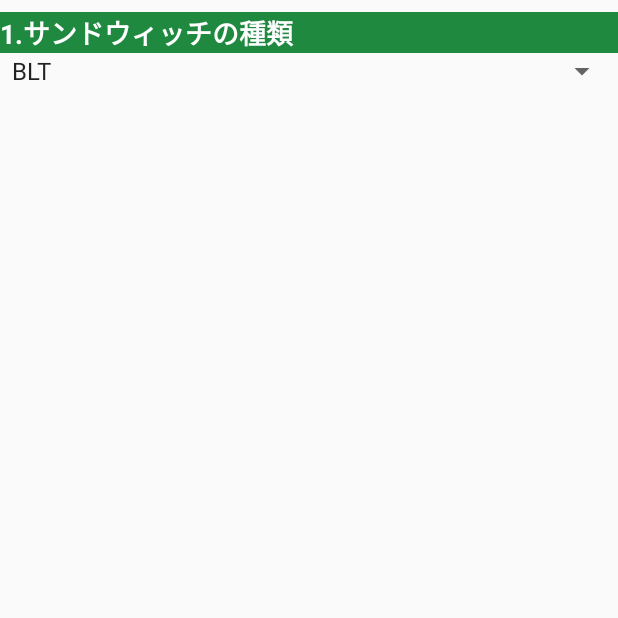
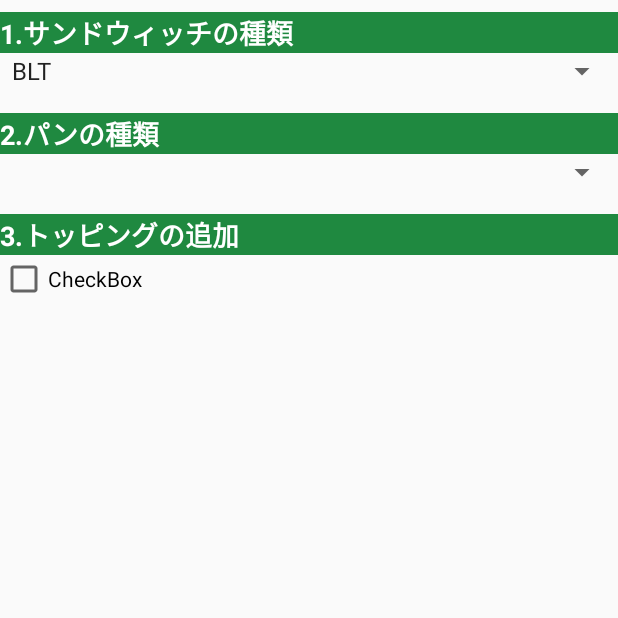
Before and after one commit to hammer0802/SubwaySimulator, an Android app: the screen it shows after launch (CreateRecipe), on a phone screen of 412 x 824 dp, the top half of it. Run offline under Robolectric (Android 15) with nearby library versions, the phone set to English and light mode, and no system bars.

Commit message:
create checkbox

```diff
--- a/app/src/main/res/layout/create_recipe.xml
+++ b/app/src/main/res/layout/create_recipe.xml
@@ -25,4 +25,42 @@
         android:layout_height="wrap_content"
         app:layout_constraintTop_toBottomOf="@+id/textViewSand" />
 
+    <TextView
+        android:id="@+id/textViewBread"
+        android:layout_width="fill_parent"
+        android:layout_height="wrap_content"
+        android:layout_marginTop="16dp"
+        android:background="@color/colorPrimary"
+        android:text="2.パンの種類"
+        android:textColor="#FFFFFF"
+        android:textSize="18sp"
+        android:textStyle="bold"
+        app:layout_constraintTop_toBottomOf="@+id/spinnerSand" />
+
+    <Spinner
+        android:id="@+id/spinnerBread"
+        android:layout_width="fill_parent"
+        android:layout_height="wrap_content"
+        app:layout_constraintTop_toBottomOf="@+id/textViewBread" />
+
+    <TextView
+        android:id="@+id/textViewTopping"
+        android:layout_width="fill_parent"
+        android:layout_height="wrap_content"
+        android:layout_marginTop="16dp"
+        android:background="@color/colorPrimary"
+        android:text="3.トッピングの追加"
+        android:textColor="#FFFFFF"
+        android:textSize="18sp"
+        android:textStyle="bold"
+        app:layout_constraintTop_toBottomOf="@+id/spinnerBread" />
+
+    <CheckBox
+        android:id="@+id/checkBox"
+        android:layout_width="wrap_content"
+        android:layout_height="wrap_content"
+        android:text="CheckBox"
+        app:layout_constraintTop_toBottomOf="@+id/textViewTopping" />
+
+
 </android.support.constraint.ConstraintLayout>
```
Also changed, not shown: app/src/main/java/com/hammer/app/subwaysimulator/CreateRecipe.kt (line endings or trailing spaces).
